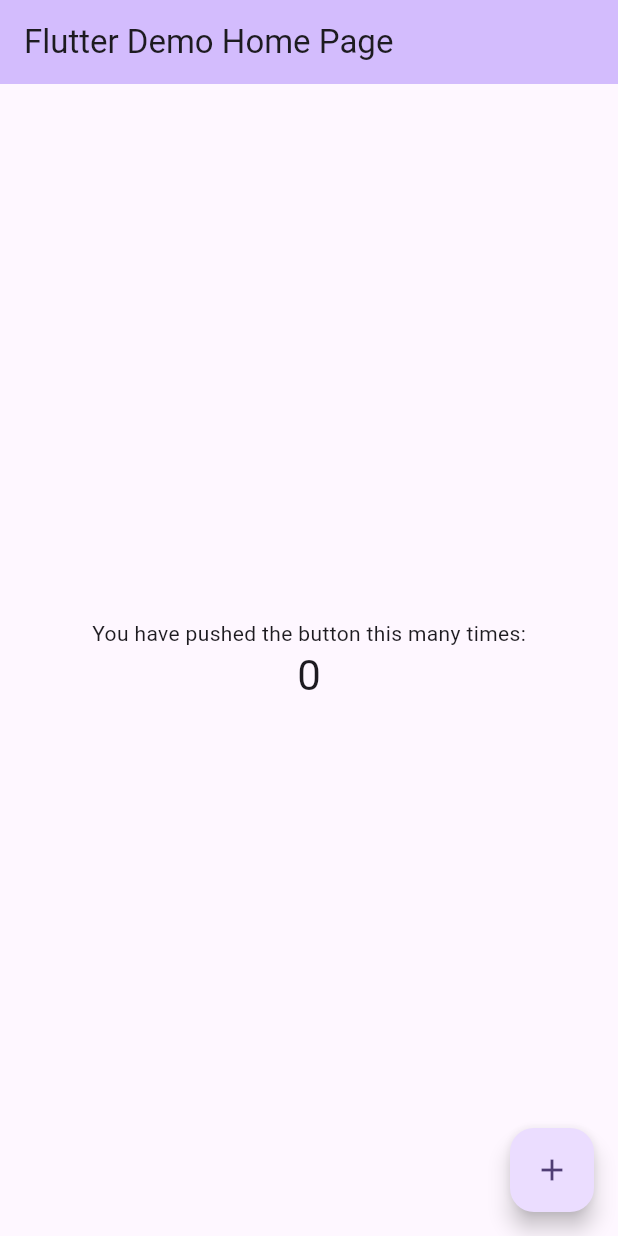
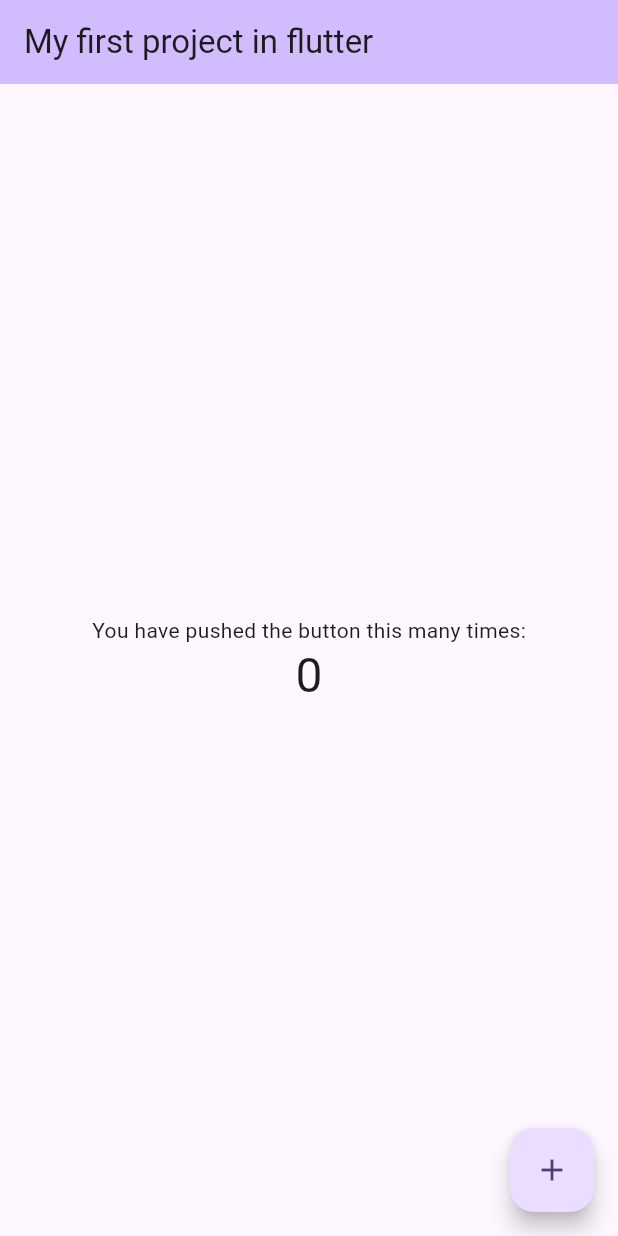
Before and after one commit to pedrovs3/flutter_study_app, a Flutter app: the screen it shows after launch, on a phone screen of 412 x 824 dp. Run offline on Flutter 3.47's test engine with Material 3 defaults, Android fonts, the phone set to English and light mode, and no system bars.

Commit message:
feat: removing comments and modify headline

```diff
--- a/lib/main.dart
+++ b/lib/main.dart
@@ -7,46 +7,22 @@ void main() {
 class MyApp extends StatelessWidget {
   const MyApp({super.key});
 
-  // This widget is the root of your application.
   @override
   Widget build(BuildContext context) {
     return MaterialApp(
-      title: 'Flutter Demo',
+      title: 'First project Flutter',
       theme: ThemeData(
-        // This is the theme of your application.
-        //
-        // TRY THIS: Try running your application with "flutter run". You'll see
-        // the application has a purple toolbar. Then, without quitting the app,
-        // try changing the seedColor in the colorScheme below to Colors.green
-        // and then invoke "hot reload" (save your changes or press the "hot
-        // reload" button in a Flutter-supported IDE, or press "r" if you used
-        // the command line to start the app).
-        //
-        // Notice that the counter didn't reset back to zero; the application
-        // state is not lost during the reload. To reset the state, use hot
-        // restart instead.
-        //
-        // This works for code too, not just values: Most code changes can be
-        // tested with just a hot reload.
         colorScheme: ColorScheme.fromSeed(seedColor: Colors.deepPurple),
+        visualDensity: VisualDensity.adaptivePlatformDensity,
         useMaterial3: true,
       ),
-      home: const MyHomePage(title: 'Flutter Demo Home Page'),
+      home: const MyHomePage(title: 'My first project in flutter'),
     );
   }
 }
 
 class MyHomePage extends StatefulWidget {
   const MyHomePage({super.key, required this.title});
-
-  // This widget is the home page of your application. It is stateful, meaning
-  // that it has a State object (defined below) that contains fields that affect
-  // how it looks.
-
-  // This class is the configuration for the state. It holds the values (in this
-  // case the title) provided by the parent (in this case the App widget) and
-  // used by the build method of the State. Fields in a Widget subclass are
-  // always marked "final".
 
   final String title;
 
@@ -59,50 +35,19 @@ class _MyHomePageState extends State<MyHomePage> {
 
   void _incrementCounter() {
     setState(() {
-      // This call to setState tells the Flutter framework that something has
-      // changed in this State, which causes it to rerun the build method below
-      // so that the display can reflect the updated values. If we changed
-      // _counter without calling setState(), then the build method would not be
-      // called again, and so nothing would appear to happen.
       _counter++;
     });
   }
 
   @override
   Widget build(BuildContext context) {
-    // This method is rerun every time setState is called, for instance as done
-    // by the _incrementCounter method above.
-    //
-    // The Flutter framework has been optimized to make rerunning build methods
-    // fast, so that you can just rebuild anything that needs updating rather
-    // than having to individually change instances of widgets.
     return Scaffold(
       appBar: AppBar(
-        // TRY THIS: Try changing the color here to a specific color (to
-        // Colors.amber, perhaps?) and trigger a hot reload to see the AppBar
-        // change color while the other colors stay the same.
         backgroundColor: Theme.of(context).colorScheme.inversePrimary,
-        // Here we take the value from the MyHomePage object that was created by
-        // the App.build method, and use it to set our appbar title.
         title: Text(widget.title),
       ),
       body: Center(
-        // Center is a layout widget. It takes a single child and positions it
-        // in the middle of the parent.
         child: Column(
-          // Column is also a layout widget. It takes a list of children and
-          // arranges them vertically. By default, it sizes itself to fit its
-          // children horizontally, and tries to be as tall as its parent.
-          //
-          // Column has various properties to control how it sizes itself and
-          // how it positions its children. Here we use mainAxisAlignment to
-          // center the children vertically; the main axis here is the vertical
-          // axis because Columns are vertical (the cross axis would be
-          // horizontal).
-          //
-          // TRY THIS: Invoke "debug painting" (choose the "Toggle Debug Paint"
-          // action in the IDE, or press "p" in the console), to see the
-          // wireframe for each widget.
           mainAxisAlignment: MainAxisAlignment.center,
           children: <Widget>[
             const Text(
@@ -110,7 +55,7 @@ class _MyHomePageState extends State<MyHomePage> {
             ),
             Text(
               '$_counter',
-              style: Theme.of(context).textTheme.headlineMedium,
+              style: Theme.of(context).textTheme.headlineLarge,
             ),
           ],
         ),
@@ -119,7 +64,7 @@ class _MyHomePageState extends State<MyHomePage> {
         onPressed: _incrementCounter,
         tooltip: 'Increment',
         child: const Icon(Icons.add),
-      ), // This trailing comma makes auto-formatting nicer for build methods.
+      ),
     );
   }
 }
```
